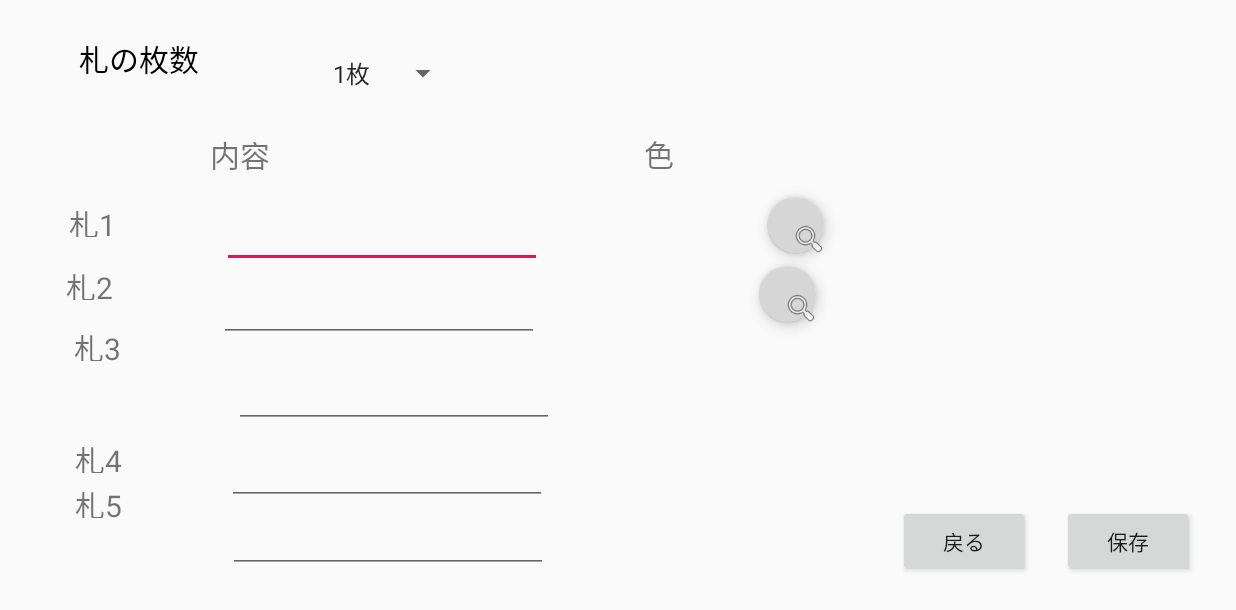
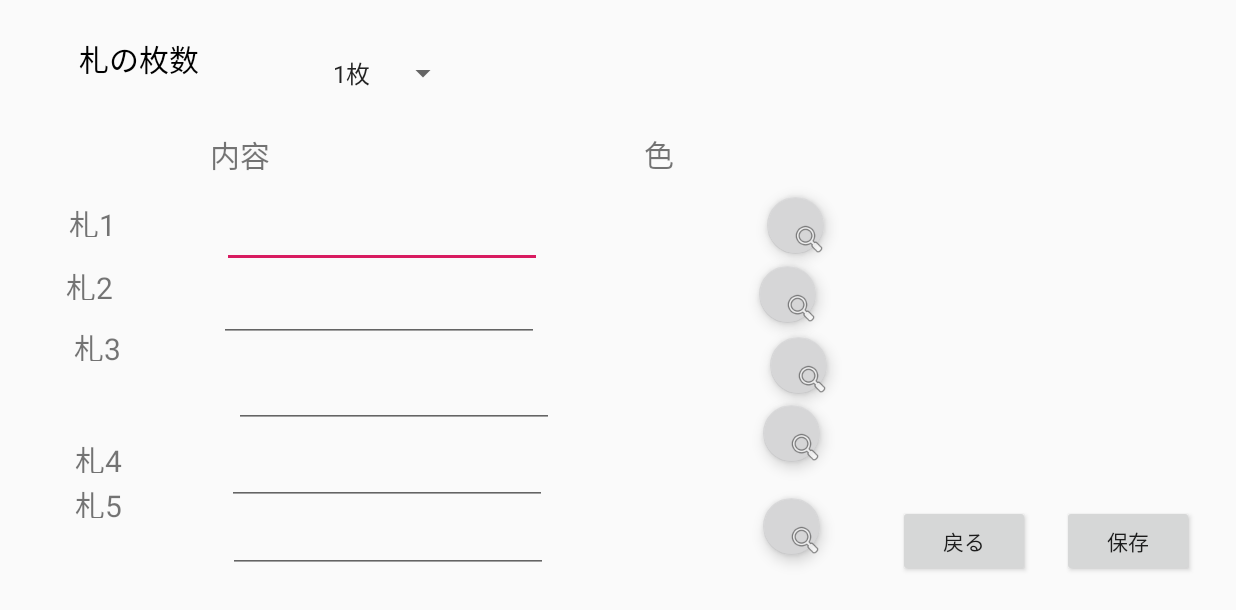
Before and after one commit to DaddyPool/DaddyBoard, an Android app: the Setting screen opened directly, with no data from a screen before it, on a phone screen of 824 x 412 dp (held sideways). Shown: the top 610 px of the screen. Run offline under Robolectric (Android 15) with nearby library versions, the phone set to English and light mode, and no system bars; libraries missing offline, so code that uses them is left out: petrov.kristiyan.colorpicker.

```diff
--- a/app/src/main/res/layout/setting.xml
+++ b/app/src/main/res/layout/setting.xml
@@ -6,6 +6,23 @@
     android:layout_width="match_parent"
     android:layout_height="match_parent"
     tools:context=".Setting">
+
+    <com.google.android.material.floatingactionbutton.FloatingActionButton
+        android:id="@+id/fab5"
+        style="@style/AppTheme"
+        android:layout_width="38dp"
+        android:layout_height="38dp"
+        android:layout_gravity="bottom|end"
+        android:layout_margin="@dimen/activity_vertical_margin"
+        android:src="@android:drawable/ic_menu_search"
+        app:backgroundTint="@color/white"
+        app:layout_constraintBottom_toBottomOf="parent"
+        app:layout_constraintEnd_toEndOf="parent"
+        app:layout_constraintHorizontal_bias="0.653"
+        app:layout_constraintStart_toStartOf="parent"
+        app:layout_constraintTop_toTopOf="parent"
+        app:layout_constraintVertical_bias="0.924"
+        app:useCompatPadding="false" />
 
     <TextView
         android:id="@+id/iro4"
@@ -286,6 +303,40 @@
         app:backgroundTint="@color/white"
         app:layout_constraintBottom_toBottomOf="parent"
         app:layout_constraintEnd_toEndOf="parent"
+        app:layout_constraintHorizontal_bias="0.653"
+        app:layout_constraintStart_toStartOf="parent"
+        app:layout_constraintTop_toTopOf="parent"
+        app:layout_constraintVertical_bias="0.742"
+        app:useCompatPadding="false" />
+
+    <com.google.android.material.floatingactionbutton.FloatingActionButton
+        android:id="@+id/fab3"
+        style="@style/AppTheme"
+        android:layout_width="38dp"
+        android:layout_height="38dp"
+        android:layout_gravity="bottom|end"
+        android:layout_margin="@dimen/activity_vertical_margin"
+        android:src="@android:drawable/ic_menu_search"
+        app:backgroundTint="@color/white"
+        app:layout_constraintBottom_toBottomOf="parent"
+        app:layout_constraintEnd_toEndOf="parent"
+        app:layout_constraintHorizontal_bias="0.66"
+        app:layout_constraintStart_toStartOf="parent"
+        app:layout_constraintTop_toTopOf="parent"
+        app:layout_constraintVertical_bias="0.611"
+        app:useCompatPadding="false" />
+
+    <com.google.android.material.floatingactionbutton.FloatingActionButton
+        android:id="@+id/fab4"
+        style="@style/AppTheme"
+        android:layout_width="38dp"
+        android:layout_height="38dp"
+        android:layout_gravity="bottom|end"
+        android:layout_margin="@dimen/activity_vertical_margin"
+        android:src="@android:drawable/ic_menu_search"
+        app:backgroundTint="@color/white"
+        app:layout_constraintBottom_toBottomOf="parent"
+        app:layout_constraintEnd_toEndOf="parent"
         app:layout_constraintHorizontal_bias="0.65"
         app:layout_constraintStart_toStartOf="parent"
         app:layout_constraintTop_toTopOf="parent"
```
